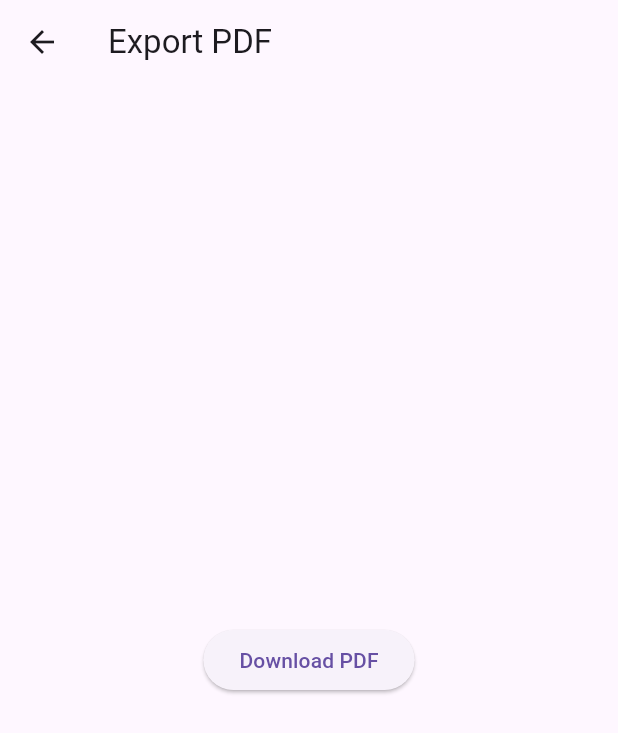
After one commit to Surya766-wnt/expense-tracker-flutter, a Flutter app: the screen it shows after launch, after a tap on "Export PDF", on a phone screen of 412 x 824 dp. The commit adds this screen. Shown: the top 733 px of the screen. Run offline on Flutter 3.47's test engine with Material 3 defaults, Android fonts, the phone set to English and light mode, and no system bars; our stand-ins replace fl_chart, printing.

Commit message:
eksport PDF

```diff
--- a/lib/screens/dashboard_screen.dart
+++ b/lib/screens/dashboard_screen.dart
@@ -1,8 +1,8 @@
 import 'package:flutter/material.dart';
-
 import '../data/transaction_data.dart';
 import 'add_transaction_screen.dart';
 import 'statistic_screen.dart';
+import 'pdf_screen.dart';
 
 class DashboardScreen extends StatefulWidget {
   const DashboardScreen({super.key});
@@ -227,6 +227,34 @@ class _DashboardScreenState
             ),
           ),
         ),
+
+        const SizedBox(height: 10),
+
+        SizedBox(
+
+          width: double.infinity,
+
+          child: ElevatedButton(
+
+            onPressed: () {
+
+              Navigator.push(
+
+                context,
+
+                MaterialPageRoute(
+
+                  builder: (context) =>
+                  const PdfScreen(),
+                ),
+              );
+            },
+
+            child: const Text(
+              "Export PDF",
+            ),
+          ),
+        ),
           ],
         ),
       ),
--- /dev/null
+++ b/lib/screens/pdf_screen.dart
@@ -0,0 +1,83 @@
+import 'package:flutter/material.dart';
+
+import 'package:pdf/widgets.dart' as pw;
+import 'package:printing/printing.dart';
+
+import '../data/transaction_data.dart';
+
+class PdfScreen extends StatelessWidget {
+
+  const PdfScreen({super.key});
+
+  @override
+  Widget build(BuildContext context) {
+
+    return Scaffold(
+
+      appBar: AppBar(
+        title: const Text("Export PDF"),
+      ),
+
+      body: Center(
+
+        child: ElevatedButton(
+
+          onPressed: () async {
+
+            final pdf = pw.Document();
+
+            pdf.addPage(
+
+              pw.Page(
+
+                build: (pw.Context context) {
+
+                  return pw.Column(
+
+                    crossAxisAlignment:
+                    pw.CrossAxisAlignment.start,
+
+                    children: [
+
+                      pw.Text(
+
+                        "Laporan Keuangan",
+
+                        style: pw.TextStyle(
+                          fontSize: 24,
+                        ),
+                      ),
+
+                      pw.SizedBox(height: 20),
+
+                      ...transactions.map(
+
+                            (transaction) {
+
+                          return pw.Text(
+
+                            "${transaction.title} - Rp ${transaction.amount}",
+                          );
+                        },
+                      ),
+                    ],
+                  );
+                },
+              ),
+            );
+
+            await Printing.layoutPdf(
+
+              onLayout: (format) async =>
+                  pdf.save(),
+            );
+          },
+
+          child: const Text(
+            "Download PDF",
+          ),
+        ),
+      ),
+    );
+  }
+}
--- a/pubspec.yaml
+++ b/pubspec.yaml
@@ -35,6 +35,8 @@ dependencies:
   # Use with the CupertinoIcons class for iOS style icons.
   cupertino_icons: ^1.0.8
   fl_chart: ^0.68.0
+  pdf: ^3.10.8
+  printing: ^5.12.0
 
 dev_dependencies:
   flutter_test:
```
Also changed, not shown: pubspec.lock, 5 other files. Lines whose indentation alone changed are shown as unchanged.
